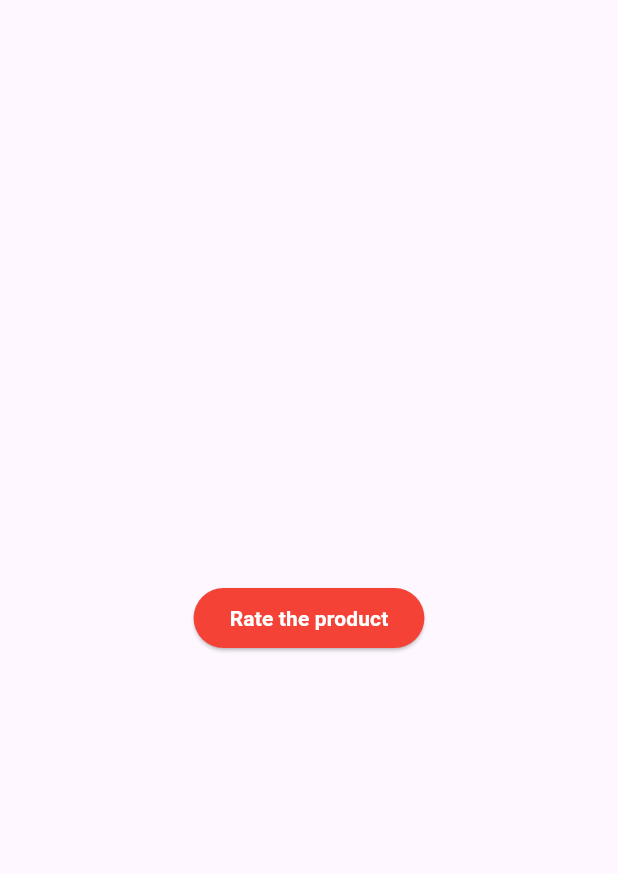
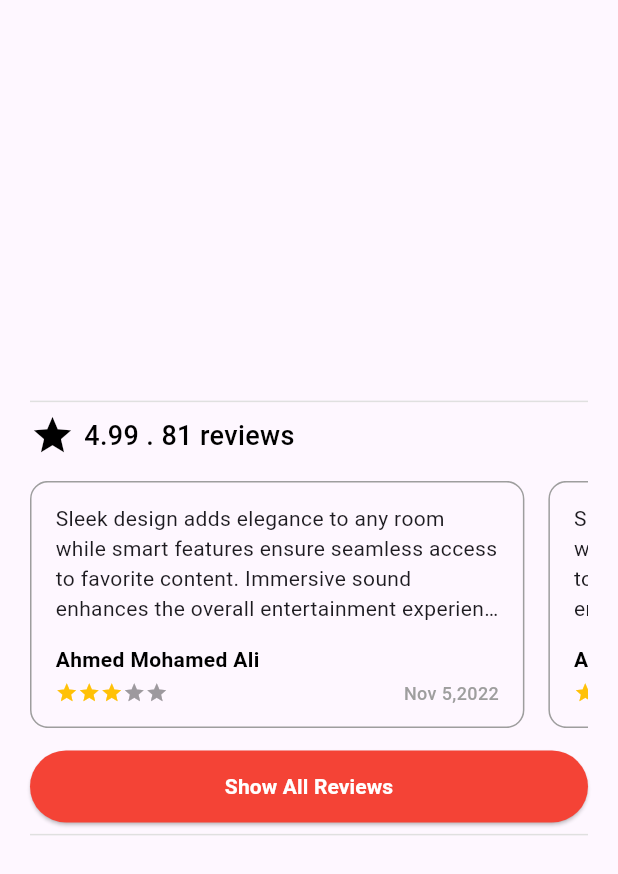
Before and after one commit to Mohamed-Abdelsalamm/rate_app, a Flutter app: the screen it shows after launch, on a phone screen of 412 x 824 dp. Shown: the top 874 px of the screen. Run offline on Flutter 3.47's test engine with Material 3 defaults, Android fonts, the phone set to English and light mode, and no system bars; drawn by our look-alikes of flutter_rating_bar.

Commit message:
- Add home screen - Add reviews screen

```diff
--- /dev/null
+++ b/lib/home_Screen.dart
@@ -0,0 +1,113 @@
+import 'package:flutter/material.dart';
+import 'package:flutter_rating_bar/flutter_rating_bar.dart';
+import 'package:rate_app/reviews_screen.dart';
+
+class HomeScreen extends StatelessWidget {
+  const HomeScreen({super.key});
+
+  @override
+  Widget build(BuildContext context) {
+    return Scaffold(
+      body: Container(
+        padding: const EdgeInsets.symmetric(horizontal: 20),
+        child: Column(
+          mainAxisAlignment: MainAxisAlignment.center,
+          crossAxisAlignment: CrossAxisAlignment.start,
+          children: [
+            Divider(
+              color: Colors.grey[300],
+            ),
+            const Row(
+              children: [
+                Icon(Icons.star,color: Colors.black,size: 30,),
+                SizedBox(width: 6,),
+                Text("4.99 . 81 reviews",style: TextStyle(color: Colors.black,fontWeight: FontWeight.w500,fontSize: 18),),
+              ],
+            ),
+            const SizedBox(height: 15,),
+            SizedBox(
+              height: MediaQuery.sizeOf(context).height * 0.2,
+              child: ListView.separated(
+                scrollDirection: Axis.horizontal,
+                  itemBuilder: (context, index) => Container(
+                    padding: const EdgeInsets.symmetric(horizontal: 16,vertical: 14),
+                    width: MediaQuery.sizeOf(context).width * 0.8,
+                  height: MediaQuery.sizeOf(context).height * 0.5,
+                  decoration: BoxDecoration(borderRadius: BorderRadius.circular(12),border: Border.all(color: Colors.grey)),
+                    child: Column(children: [
+                      const Text(
+                          "Sleek design adds elegance to any room while smart features ensure seamless access to favorite content. Immersive sound enhances the overall entertainment experience.Sleek design adds elegance to any room while smart features ensure seamless access to favorite content. Immersive sound enhances the overall entertainment experience.",overflow: TextOverflow.ellipsis,
+                        maxLines: 4,
+                      ),
+                      const SizedBox(height: 14,),
+                      Column(
+                        crossAxisAlignment: CrossAxisAlignment.start,
+                        children: [
+                          const Text(
+                            "Ahmed Mohamed Ali",
+                            style: TextStyle(
+                                color: Colors.black,
+                                fontWeight: FontWeight.bold,
+                                fontSize: 14),
+                          ),
+                          const SizedBox(
+                            height: 4,
+                          ),
+                          Row(
+                            mainAxisAlignment:
+                            MainAxisAlignment.spaceBetween,
+                            children: [
+                              RatingBarIndicator(
+                                rating: 3,
+                                itemBuilder: (context, index) =>
+                                const Icon(
+                                  Icons.star,
+                                  color: Colors.amber,
+                                ),
+                                itemCount: 5,
+                                itemSize: 15.0,
+                              ),
+                              const Text(
+                                "Nov 5,2022",
+                                style: TextStyle(
+                                    color: Colors.grey,
+                                    fontWeight: FontWeight.w500,
+                                    fontSize: 12),
+                              ),
+                            ],
+                          ),
+                        ],
+                      ),
+                    ],),
+                  ),
+                  separatorBuilder: (context, index) => const SizedBox(
+                    width: 16,
+                  ),
+                  itemCount: 15),
+            ),
+            const SizedBox(height: 15,),
+            ElevatedButton(
+              onPressed: () {
+                Navigator.of(context).push(MaterialPageRoute(builder: (context) => const ReviewsScreens(),));
+              },
+              style: ButtonStyle(
+                fixedSize: MaterialStatePropertyAll(Size(MediaQuery.sizeOf(context).width, 48)),
+                  backgroundColor: const MaterialStatePropertyAll(Colors.red)),
+              child: const FittedBox(
+                fit: BoxFit.fitWidth,
+                child: Text(
+                  "Show All Reviews",
+                  style: TextStyle(
+                      color: Colors.white, fontWeight: FontWeight.bold),
+                ),
+              ),
+            ),
+            Divider(
+              color: Colors.grey[300],
+            ),
+          ],
+        ),
+      ),
+    );
+  }
+}
--- a/lib/main.dart
+++ b/lib/main.dart
@@ -1,5 +1,5 @@
 import 'package:flutter/material.dart';
-import 'package:rate_app/rating_bottom_sheet.dart';
+import 'package:rate_app/home_Screen.dart';
 
 void main() {
   runApp(const MyApp());
@@ -18,42 +18,7 @@ class MyApp extends StatelessWidget {
         colorScheme: ColorScheme.fromSeed(seedColor: Colors.deepPurple),
         useMaterial3: true,
       ),
-      home: const HomePage(),
+      home: const HomeScreen(),
     );
   }
 }
-
-class HomePage extends StatelessWidget {
-  const HomePage({super.key});
-
-  @override
-  Widget build(BuildContext context) {
-    return  Scaffold(body: SizedBox(
-      width: MediaQuery.sizeOf(context).width,
-      child: Column(
-        mainAxisAlignment: MainAxisAlignment.center,
-        crossAxisAlignment: CrossAxisAlignment.center,
-        children: [
-          ElevatedButton(onPressed: (){
-            _showRatingBottomSheet(context);
-          },style: const ButtonStyle(backgroundColor: MaterialStatePropertyAll(Colors.red)), child: const Text("Rate the product",style: TextStyle(color: Colors.white,fontWeight: FontWeight.bold),),)
-        ],
-      ),
-    ),);
-  }
-  void _showRatingBottomSheet(BuildContext context) {
-    showModalBottomSheet(
-      constraints: BoxConstraints(maxHeight: MediaQuery.sizeOf(context).height * 0.85),
-      isScrollControlled: true,
-      backgroundColor: Colors.white,
-      context: context,
-      builder: (BuildContext context) {
-        return Padding(
-          padding: EdgeInsets.only(
-              bottom: MediaQuery.of(context).viewInsets.bottom),
-          child: const RatingBusinessBottomSheet(),
-        );
-      },
-    );
-  }
-}
```
Also changed, not shown: lib/reviews_screen.dart (added, +198 -0 lines), pubspec.lock.
